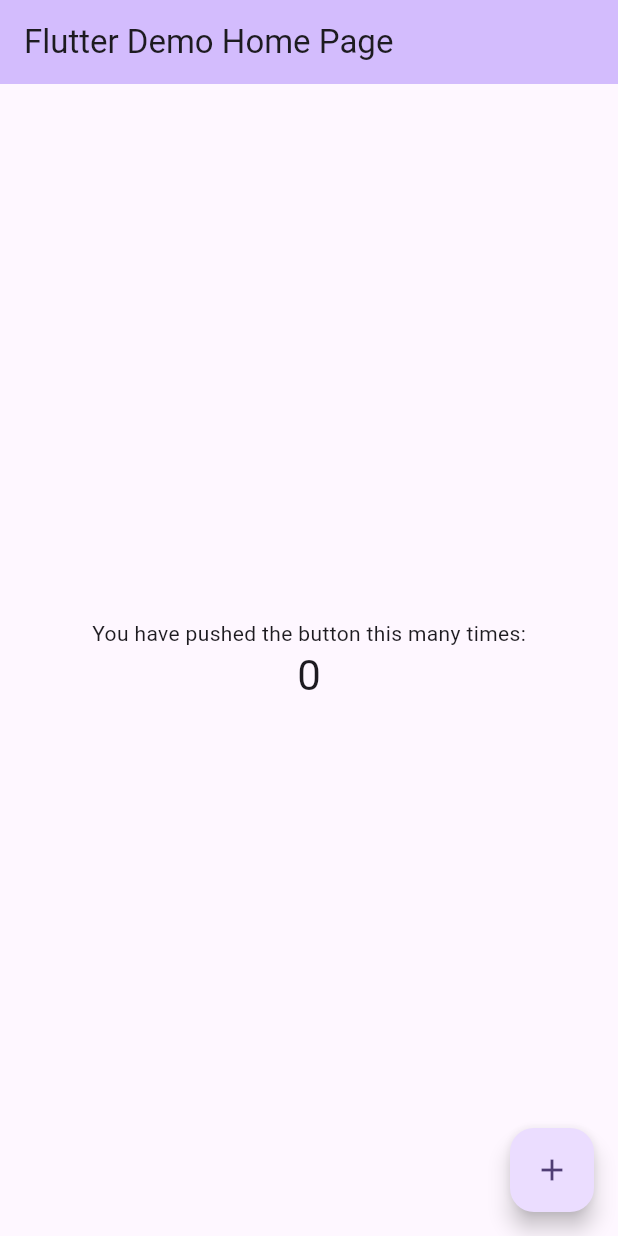
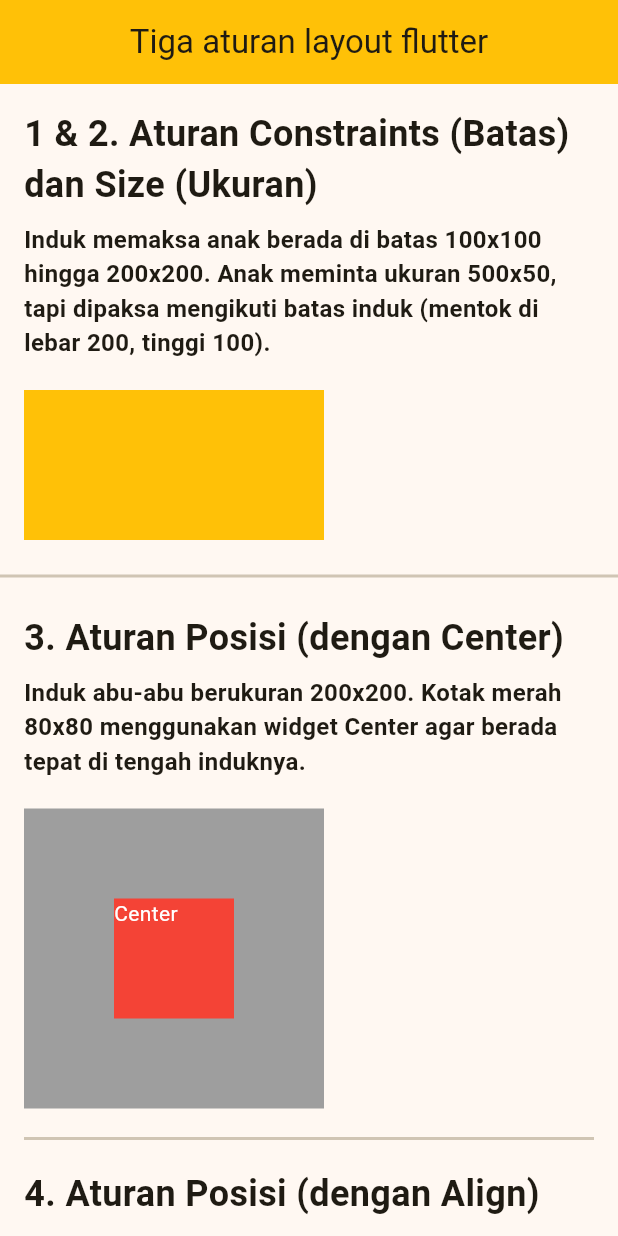
Before and after one commit to dygnora/Latihan-006-aplikasi-mobile, a Flutter app: the screen it shows after launch, on a phone screen of 412 x 824 dp. Run offline on Flutter 3.47's test engine with Material 3 defaults, Android fonts, the phone set to English and light mode, and no system bars.

Commit message:
refactor: update main app structure and enhance ProfilePage layout

```diff
--- a/lib/main.dart
+++ b/lib/main.dart
@@ -1,121 +1,311 @@
 import 'package:flutter/material.dart';
 
-void main() {
+void main () {
   runApp(const MyApp());
 }
 
 class MyApp extends StatelessWidget {
   const MyApp({super.key});
 
-  // This widget is the root of your application.
   @override
   Widget build(BuildContext context) {
     return MaterialApp(
-      title: 'Flutter Demo',
+      title: 'Aplikasi Flutter',
       theme: ThemeData(
-        // This is the theme of your application.
-        //
-        // TRY THIS: Try running your application with "flutter run". You'll see
-        // the application has a purple toolbar. Then, without quitting the app,
-        // try changing the seedColor in the colorScheme below to Colors.green
-        // and then invoke "hot reload" (save your changes or press the "hot
-        // reload" button in a Flutter-supported IDE, or press "r" if you used
-        // the command line to start the app).
-        //
-        // Notice that the counter didn't reset back to zero; the application
-        // state is not lost during the reload. To reset the state, use hot
-        // restart instead.
-        //
-        // This works for code too, not just values: Most code changes can be
-        // tested with just a hot reload.
-        colorScheme: .fromSeed(seedColor: Colors.deepPurple),
+        colorScheme: ColorScheme.fromSeed(seedColor: Colors.amber),
       ),
-      home: const MyHomePage(title: 'Flutter Demo Home Page'),
+      home: const MyHomePage(),
     );
   }
 }
 
-class MyHomePage extends StatefulWidget {
-  const MyHomePage({super.key, required this.title});
 
-  // This widget is the home page of your application. It is stateful, meaning
-  // that it has a State object (defined below) that contains fields that affect
-  // how it looks.
-
-  // This class is the configuration for the state. It holds the values (in this
-  // case the title) provided by the parent (in this case the App widget) and
-  // used by the build method of the State. Fields in a Widget subclass are
-  // always marked "final".
-
-  final String title;
-
-  @override
-  State<MyHomePage> createState() => _MyHomePageState();
-}
-
-class _MyHomePageState extends State<MyHomePage> {
-  int _counter = 0;
-
-  void _incrementCounter() {
-    setState(() {
-      // This call to setState tells the Flutter framework that something has
-      // changed in this State, which causes it to rerun the build method below
-      // so that the display can reflect the updated values. If we changed
-      // _counter without calling setState(), then the build method would not be
-      // called again, and so nothing would appear to happen.
-      _counter++;
-    });
-  }
+class MyHomePage extends StatelessWidget {
+  const MyHomePage({super.key});
 
   @override
   Widget build(BuildContext context) {
-    // This method is rerun every time setState is called, for instance as done
-    // by the _incrementCounter method above.
-    //
-    // The Flutter framework has been optimized to make rerunning build methods
-    // fast, so that you can just rebuild anything that needs updating rather
-    // than having to individually change instances of widgets.
     return Scaffold(
       appBar: AppBar(
-        // TRY THIS: Try changing the color here to a specific color (to
-        // Colors.amber, perhaps?) and trigger a hot reload to see the AppBar
-        // change color while the other colors stay the same.
-        backgroundColor: Theme.of(context).colorScheme.inversePrimary,
-        // Here we take the value from the MyHomePage object that was created by
-        // the App.build method, and use it to set our appbar title.
-        title: Text(widget.title),
+        title: const Text('Tiga aturan layout flutter'),
+        centerTitle: true,
+        backgroundColor: Colors.amber,
       ),
+      body: const SingleChildScrollView(
+        child: Column(
+          crossAxisAlignment: CrossAxisAlignment.start,
+          children: [
+            MyPages1(),
+            Divider(thickness: 2),
+            MyPages2(),
+            Divider(thickness: 2),
+            MyPages3(),
+          ],
+        ),
+      ),
+    );
+  }
+}
+
+
+class ProfilePage extends StatelessWidget {
+  const ProfilePage({super.key});
+
+  @override
+  Widget build(BuildContext context) {
+    return Scaffold(
+      appBar: AppBar(
+        title: Text('Profile'),
+        centerTitle: true,
+        backgroundColor: Colors.amber,
+        foregroundColor: Colors.black,
+      ),
+
       body: Center(
-        // Center is a layout widget. It takes a single child and positions it
-        // in the middle of the parent.
         child: Column(
-          // Column is also a layout widget. It takes a list of children and
-          // arranges them vertically. By default, it sizes itself to fit its
-          // children horizontally, and tries to be as tall as its parent.
-          //
-          // Column has various properties to control how it sizes itself and
-          // how it positions its children. Here we use mainAxisAlignment to
-          // center the children vertically; the main axis here is the vertical
-          // axis because Columns are vertical (the cross axis would be
-          // horizontal).
-          //
-          // TRY THIS: Invoke "debug painting" (choose the "Toggle Debug Paint"
-          // action in the IDE, or press "p" in the console), to see the
-          // wireframe for each widget.
-          mainAxisAlignment: .center,
+          mainAxisAlignment: MainAxisAlignment.center,
           children: [
-            const Text('You have pushed the button this many times:'),
+            CircleAvatar(
+              radius: 50,
+              backgroundColor: Colors.black38,
+              child: Icon(
+                Icons.person,
+                size: 50,
+                color: Colors.white,
+              ),
+            ),
+            SizedBox(height: 20),
             Text(
-              '$_counter',
-              style: Theme.of(context).textTheme.headlineMedium,
+              'Deny Dermawan',
+              style: TextStyle(fontSize: 24, fontWeight: FontWeight.bold),
+            ),
+            SizedBox(height: 8),
+            Text(
+              'Software Engineer',
+              style: TextStyle(fontSize: 16, color: Colors.grey[600]),
+            ),
+            SizedBox(height: 20),
+            ElevatedButton.icon (
+                onPressed: () {
+                    // Aksi ketika tombol ditekan
+                },
+                icon: Icon(Icons.email),
+                label: Text('Email'),
+                style: ElevatedButton.styleFrom(
+                    backgroundColor: Colors.amber,
+                    foregroundColor: Colors.black,
+                ),
+            )
+          ],
+        ),
+      )
+    );
+  }
+}
+
+class MyPages1 extends StatelessWidget {
+  const MyPages1({super.key});
+
+  @override
+  Widget build(BuildContext context) {
+    return SingleChildScrollView(
+        child: Padding(
+          padding: const EdgeInsets.all(16.0),
+          child: Column(
+            crossAxisAlignment: CrossAxisAlignment.start,
+            children: [
+              const Text(
+                '1 & 2. Aturan Constraints (Batas) dan Size (Ukuran)',
+                style: TextStyle(fontSize: 24, fontWeight: FontWeight.bold),
+              ),
+              const SizedBox(height: 8),
+              Text(
+                'Induk memaksa anak berada di batas 100x100 hingga 200x200. Anak meminta ukuran 500x50, tapi dipaksa mengikuti batas induk (mentok di lebar 200, tinggi 100).',
+                style: TextStyle(fontSize: 16, fontWeight: FontWeight.bold),
+              ),
+              const SizedBox(height: 20),
+              ConstrainedBox(
+                constraints: BoxConstraints(
+                  minWidth: 100,
+                  maxWidth: 200,
+                  minHeight: 100,
+                  maxHeight: 200,
+                ),
+                child: Container(
+                  width: 500,
+                  height: 50,
+                  color: Colors.amber,
+                ),
+              ),
+            ],
+          ),
+        )
+    );
+  }
+}
+
+
+class MyPages2 extends StatelessWidget {
+  const MyPages2({super.key});
+
+  @override
+  Widget build(BuildContext context) {
+    return SingleChildScrollView(
+      child: Padding(
+        padding: const EdgeInsets.all(16.0),
+        child: Column(
+          crossAxisAlignment: CrossAxisAlignment.start,
+          children: [
+            // CONTOH 1: CENTER
+            const Text(
+              '3. Aturan Posisi (dengan Center)',
+              style: TextStyle(
+                fontSize: 24,
+                fontWeight: FontWeight.bold,
+              ),
+            ),
+
+            const SizedBox(height: 8),
+
+            const Text(
+              'Induk abu-abu berukuran 200x200. '
+              'Kotak merah 80x80 menggunakan widget Center '
+              'agar berada tepat di tengah induknya.',
+              style: TextStyle(
+                fontSize: 16,
+                fontWeight: FontWeight.bold,
+              ),
+            ),
+
+            const SizedBox(height: 20),
+
+            Container(
+              width: 200,
+              height: 200,
+              color: Colors.grey,
+              child: Center(
+                child: Container(
+                  width: 80,
+                  height: 80,
+                  color: Colors.red,
+                  child: const Text(
+                    'Center',
+                    style: TextStyle(
+                      color: Colors.white,
+                    ),
+                  ),
+                ),
+              ),
+            ),
+
+            const Divider(
+              height: 40,
+              thickness: 2,
+            ),
+
+            // CONTOH 2: ALIGN
+            const Text(
+              '4. Aturan Posisi (dengan Align)',
+              style: TextStyle(
+                fontSize: 24,
+                fontWeight: FontWeight.bold,
+              ),
+            ),
+
+            const SizedBox(height: 10),
+
+            const Text(
+              'Induk abu-abu berukuran 200x200. '
+              'Kotak hijau 80x80 menggunakan widget Align '
+              'untuk menempatkannya di sudut kanan bawah induk.',
+              style: TextStyle(
+                fontSize: 16,
+                fontWeight: FontWeight.bold,
+              ),
+            ),
+
+            const SizedBox(height: 20),
+
+            Container(
+              width: 200,
+              height: 200,
+              color: Colors.grey.shade300,
+              child: Align(
+                alignment: Alignment.bottomRight,
+                child: Container(
+                  width: 80,
+                  height: 80,
+                  color: Colors.green,
+                  child: const Text(
+                    'Align',
+                    style: TextStyle(
+                      color: Colors.white,
+                    ),
+                  ),
+                ),
+              ),
             ),
           ],
         ),
       ),
-      floatingActionButton: FloatingActionButton(
-        onPressed: _incrementCounter,
-        tooltip: 'Increment',
-        child: const Icon(Icons.add),
+    );
+  }
+}
+
+class MyPages3 extends StatelessWidget {
+  const MyPages3({super.key});
+
+  @override
+  Widget build(BuildContext context) {
+    return SingleChildScrollView(
+      child: Padding(
+        padding: const EdgeInsets.all(16.0),
+        child: Column(
+          crossAxisAlignment: CrossAxisAlignment.start,
+          children: [
+            const Text(
+              '3. Aturan Posisi (dengan Align)',
+              style: TextStyle(
+                fontSize: 18,
+                fontWeight: FontWeight.bold,
+              ),
+            ),
+
+            const SizedBox(height: 10),
+
+            const Text(
+              'Induk abu-abu berukuran 200x200. '
+              'Kotak hijau 80x80 menggunakan widget Align '
+              'untuk menempatkannya di sudut kanan bawah induk.',
+              style: TextStyle(
+                fontSize: 16,
+                fontWeight: FontWeight.bold,
+              ),
+            ),
+
+            const SizedBox(height: 10),
+
+            Container(
+              width: 200,
+              height: 200,
+              color: Colors.grey.shade300,
+              child: Align(
+                alignment: Alignment.bottomRight,
+                child: Container(
+                  width: 80,
+                  height: 80,
+                  color: Colors.green,
+                  child: const Text(
+                    'Align',
+                    style: TextStyle(
+                      color: Colors.white,
+                    ),
+                  ),
+                ),
+              ),
+            ),
+          ],
+        ),
       ),
     );
   }
```
